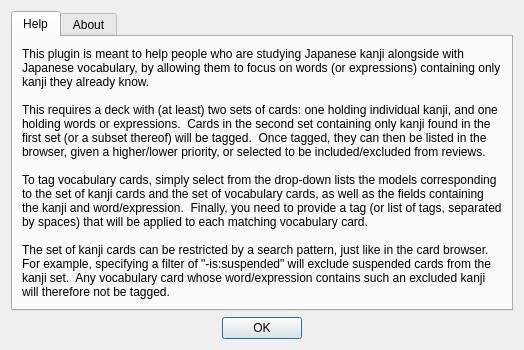
fbriere/anki-kanjivocab, file kanjivocab/help.ui: the form before one commit.
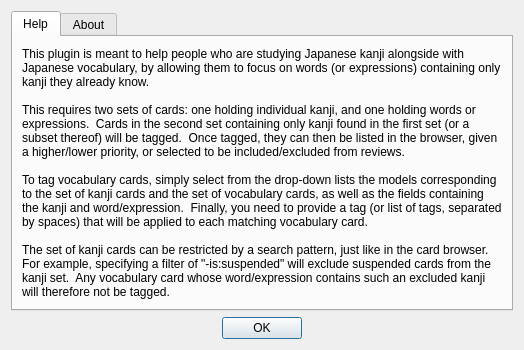
The form after the commit.

```diff
--- a/kanjivocab/help.ui
+++ b/kanjivocab/help.ui
@@ -31,7 +31,7 @@
 &lt;/style&gt;&lt;/head&gt;&lt;body style=&quot; font-family:'Sans Serif'; font-size:9pt; font-weight:400; font-style:normal;&quot;&gt;
 &lt;p style=&quot; margin-top:0px; margin-bottom:0px; margin-left:0px; margin-right:0px; -qt-block-indent:0; text-indent:0px;&quot;&gt;This plugin is meant to help people who are studying Japanese kanji alongside with Japanese vocabulary, by allowing them to focus on words (or expressions) containing only kanji they already know.&lt;/p&gt;
 &lt;p style=&quot;-qt-paragraph-type:empty; margin-top:0px; margin-bottom:0px; margin-left:0px; margin-right:0px; -qt-block-indent:0; text-indent:0px;&quot;&gt;&lt;br /&gt;&lt;/p&gt;
-&lt;p style=&quot; margin-top:0px; margin-bottom:0px; margin-left:0px; margin-right:0px; -qt-block-indent:0; text-indent:0px;&quot;&gt;This requires a deck with (at least) two sets of cards: one holding individual kanji, and one holding words or expressions.  Cards in the second set containing only kanji found in the first set (or a subset thereof) will be tagged.  Once tagged, they can then be listed in the browser, given a higher/lower priority, or selected to be included/excluded from reviews.&lt;/p&gt;
+&lt;p style=&quot; margin-top:0px; margin-bottom:0px; margin-left:0px; margin-right:0px; -qt-block-indent:0; text-indent:0px;&quot;&gt;This requires two sets of cards: one holding individual kanji, and one holding words or expressions.  Cards in the second set containing only kanji found in the first set (or a subset thereof) will be tagged.  Once tagged, they can then be listed in the browser, given a higher/lower priority, or selected to be included/excluded from reviews.&lt;/p&gt;
 &lt;p style=&quot;-qt-paragraph-type:empty; margin-top:0px; margin-bottom:0px; margin-left:0px; margin-right:0px; -qt-block-indent:0; text-indent:0px;&quot;&gt;&lt;br /&gt;&lt;/p&gt;
 &lt;p style=&quot; margin-top:0px; margin-bottom:0px; margin-left:0px; margin-right:0px; -qt-block-indent:0; text-indent:0px;&quot;&gt;To tag vocabulary cards, simply select from the drop-down lists the models corresponding to the set of kanji cards and the set of vocabulary cards, as well as the fields containing the kanji and word/expression.  Finally, you need to provide a tag (or list of tags, separated by spaces) that will be applied to each matching vocabulary card.&lt;/p&gt;
 &lt;p style=&quot;-qt-paragraph-type:empty; margin-top:0px; margin-bottom:0px; margin-left:0px; margin-right:0px; -qt-block-indent:0; text-indent:0px;&quot;&gt;&lt;br /&gt;&lt;/p&gt;
```
